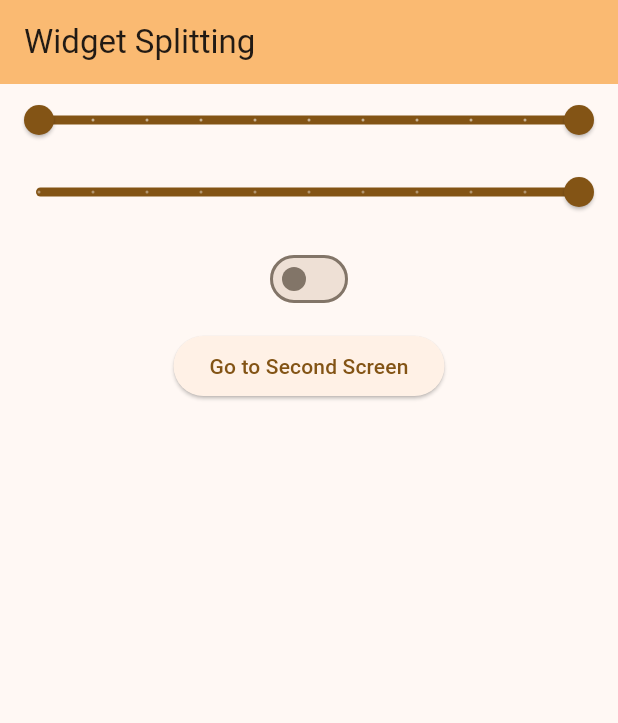
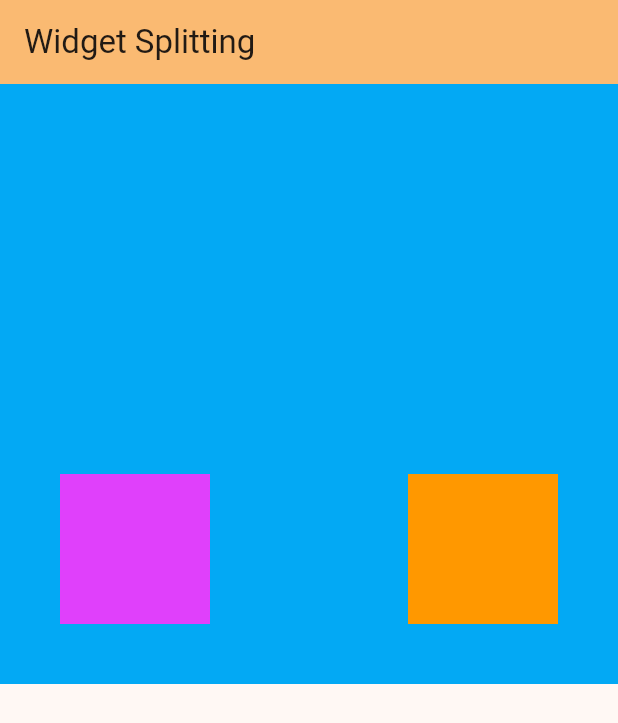
Before and after one commit to akashm936/practiceapp2, a Flutter app: the screen it shows after launch, on a phone screen of 412 x 824 dp. Shown: the top 723 px of the screen. Run offline on Flutter 3.47's test engine with Material 3 defaults, Android fonts, the phone set to English and light mode, and no system bars; our stand-ins replace font_awesome_flutter.

Commit message:
New Widget Icon, FontAwsomeIcon, And Positioned Widget Are Applied in the app

```diff
--- a/lib/main.dart
+++ b/lib/main.dart
@@ -1,5 +1,6 @@
 import 'package:flutter/material.dart';
 import 'package:flutter/rendering.dart';
+import 'package:font_awesome_flutter/font_awesome_flutter.dart';
 import 'package:practiceapp2/second_screen.dart';
 // import 'package:flutter/src/painting/borders.dart';
 // import 'package:practiceapp2/Widgets/roundedbutton.dart';
@@ -60,6 +61,11 @@ class _MyHomePageState extends State<MyHomePage> {
     //   Colors.white,
     // ];
 
+
+    // Icon Widget
+    // Font Awsome Flutter
+    // Position Widget
+
     RangeLabels labels = RangeLabels(
       values.start.toString(),
       values.end.toString(),
@@ -70,60 +76,102 @@ class _MyHomePageState extends State<MyHomePage> {
         backgroundColor: Theme.of(context).colorScheme.inversePrimary,
         title: Text(widget.title),
       ),
-      body: Column(
+      body: Container(
+        width: double.infinity,
+        height: 400,
+        color: Colors.lightBlue,
+        child: Stack(
           children: [
-          RangeSlider(
-            min: 0,
-            max: 10,
-            labels: labels,
-            divisions: 10,
-
-            values: values,
-            onChanged: (newValue) {
-              values = newValue;
-              setState(() {
-                print('${newValue.start}, ${newValue.end}');
-              });
-            },
+            Positioned(
+              bottom: 40,
+              right: 40,
+              child: Container(
+                width: 100,
+                height: 100,
+                color: Colors.orange,
               ),
-          Slider(
-            min: 0,
-            max: 10,
-            value: _value,
-            label: _value.round().toString(),
-            divisions: 10,
-            onChanged: (value1) {
-              setState(() {
-                _value = value1;
-                print("$_value");
-              });
-            },
             ),
-          Switch(
-            padding: EdgeInsets.all(10),
-            value: isSwitch,
-            onChanged: (value) {
-              setState(() {
-                isSwitch = value;
-                print('$isSwitch');
-              });
-            },
+            Positioned(
+              bottom: 40,
+              left: 40,
+              child: Container(
+                width: 100,
+                height: 100,
+                color: Colors.purpleAccent,
               ),
-          ElevatedButton(
-            onPressed: () {
-              Navigator.push(
-                context,
-                MaterialPageRoute(builder: (context) => SecondScreen()),
-              );
-            },
-            child: Text("Go to Second Screen"),
-          ),
+            )
           ],
         ),
+      )
       // This trailing comma makes auto-formatting nicer for build methods.
     );
   }
 }
+
+// Icons And FontAwsome Widget
+
+// Center(child: Row(
+//         mainAxisAlignment: MainAxisAlignment.center,
+//         children: [
+//           Icon(Icons.paypal, size: 100,), // Default Flutter Library Icons
+//           FaIcon(FontAwesomeIcons.googleDrive, size: 100, color: Colors.orange, )
+//         ],
+//       ))
+
+
+
+//  RangeSlider , Switch, and Slider, ElevatedButton
+
+// Column(
+//         children: [
+//           RangeSlider(
+//             min: 0,
+//             max: 10,
+//             labels: labels,
+//             divisions: 10,
+//
+//             values: values,
+//             onChanged: (newValue) {
+//               values = newValue;
+//               setState(() {
+//                 print('${newValue.start}, ${newValue.end}');
+//               });
+//             },
+//           ),
+//           Slider(
+//             min: 0,
+//             max: 10,
+//             value: _value,
+//             label: _value.round().toString(),
+//             divisions: 10,
+//             onChanged: (value1) {
+//               setState(() {
+//                 _value = value1;
+//                 print("$_value");
+//               });
+//             },
+//           ),
+//           Switch(
+//             padding: EdgeInsets.all(10),
+//             value: isSwitch,
+//             onChanged: (value) {
+//               setState(() {
+//                 isSwitch = value;
+//                 print('$isSwitch');
+//               });
+//             },
+//           ),
+//           ElevatedButton(
+//             onPressed: () {
+//               Navigator.push(
+//                 context,
+//                 MaterialPageRoute(builder: (context) => SecondScreen()),
+//               );
+//             },
+//             child: Text("Go to Second Screen"),
+//           ),
+//         ],
+//       ),
 
 // Rich Text Widget
 
--- a/pubspec.yaml
+++ b/pubspec.yaml
@@ -46,6 +46,7 @@ dev_dependencies:
   # rules and activating additional ones.
   flutter_lints: ^5.0.0
   intl: ^0.20.2
+  font_awesome_flutter: ^10.8.0
 
 # For information on the generic Dart part of this file, see the
 # following page: https://dart.dev/tools/pub/pubspec
```
Also changed, not shown: pubspec.lock. Lines whose indentation alone changed are shown as unchanged.
